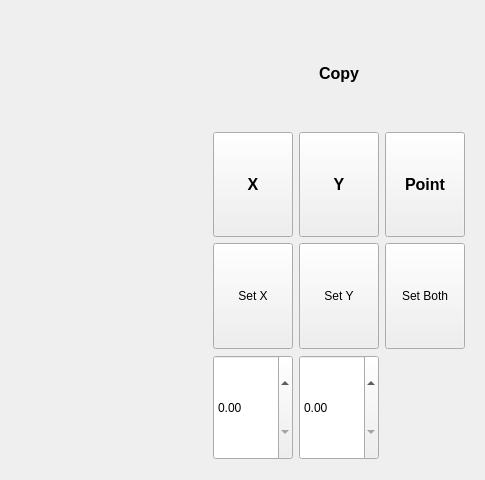
Before: the Qt Designer form UI/EffectEditor.ui in FlamingMoe85/LightInSyncQt, drawn with Qt 5.
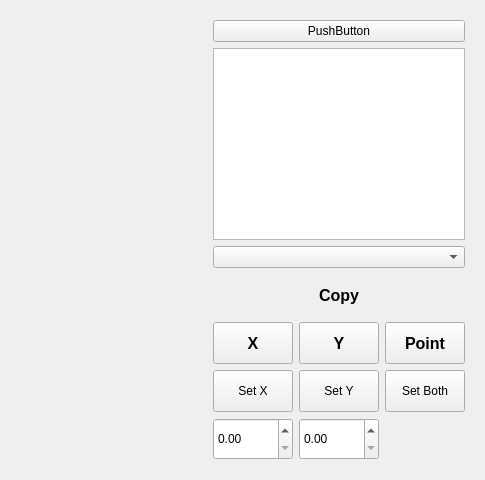
After: the same form once the commit is applied.

What changed in the file:
```diff
--- a/UI/EffectEditor.ui
+++ b/UI/EffectEditor.ui
@@ -42,7 +42,39 @@
        <layout class="QGridLayout" name="gridLayout_2">
         <item row="0" column="0">
          <layout class="QGridLayout" name="gridLayout_Dials">
-          <item row="1" column="0">
+          <item row="5" column="1">
+           <widget class="QPushButton" name="pushButton_setY">
+            <property name="sizePolicy">
+             <sizepolicy hsizetype="Expanding" vsizetype="Expanding">
+              <horstretch>1</horstretch>
+              <verstretch>1</verstretch>
+             </sizepolicy>
+            </property>
+            <property name="text">
+             <string>Set Y</string>
+            </property>
+           </widget>
+          </item>
+          <item row="4" column="1">
+           <widget class="QPushButton" name="pushButton_CopyY">
+            <property name="sizePolicy">
+             <sizepolicy hsizetype="Expanding" vsizetype="Expanding">
+              <horstretch>1</horstretch>
+              <verstretch>1</verstretch>
+             </sizepolicy>
+            </property>
+            <property name="font">
+             <font>
+              <pointsize>12</pointsize>
+              <bold>true</bold>
+             </font>
+            </property>
+            <property name="text">
+             <string>Y</string>
+            </property>
+           </widget>
+          </item>
+          <item row="4" column="0">
            <widget class="QPushButton" name="pushButton_CopyX">
             <property name="sizePolicy">
              <sizepolicy hsizetype="Expanding" vsizetype="Expanding">
@@ -53,7 +85,6 @@
             <property name="font">
              <font>
               <pointsize>12</pointsize>
-              <weight>75</weight>
               <bold>true</bold>
              </font>
             </property>
@@ -62,20 +93,20 @@
             </property>
            </widget>
           </item>
-          <item row="2" column="2">
-           <widget class="QPushButton" name="pushButton_setP">
+          <item row="6" column="0">
+           <widget class="QDoubleSpinBox" name="doubleSpinBox_X">
             <property name="sizePolicy">
              <sizepolicy hsizetype="Expanding" vsizetype="Expanding">
               <horstretch>1</horstretch>
               <verstretch>1</verstretch>
              </sizepolicy>
             </property>
-            <property name="text">
-             <string>Set Both</string>
+            <property name="maximum">
+             <double>1.000000000000000</double>
             </property>
            </widget>
           </item>
-          <item row="2" column="0">
+          <item row="5" column="0">
            <widget class="QPushButton" name="pushButton_setX">
             <property name="sizePolicy">
              <sizepolicy hsizetype="Expanding" vsizetype="Expanding">
@@ -88,27 +119,7 @@
             </property>
            </widget>
           </item>
-          <item row="1" column="1">
-           <widget class="QPushButton" name="pushButton_CopyY">
-            <property name="sizePolicy">
-             <sizepolicy hsizetype="Expanding" vsizetype="Expanding">
-              <horstretch>1</horstretch>
-              <verstretch>1</verstretch>
-             </sizepolicy>
-            </property>
-            <property name="font">
-             <font>
-              <pointsize>12</pointsize>
-              <weight>75</weight>
-              <bold>true</bold>
-             </font>
-            </property>
-            <property name="text">
-             <string>Y</string>
-            </property>
-           </widget>
-          </item>
-          <item row="1" column="2">
+          <item row="4" column="2">
            <widget class="QPushButton" name="pushButton_CopyPoint">
             <property name="sizePolicy">
              <sizepolicy hsizetype="Expanding" vsizetype="Expanding">
@@ -119,7 +130,6 @@
             <property name="font">
              <font>
               <pointsize>12</pointsize>
-              <weight>75</weight>
               <bold>true</bold>
              </font>
             </property>
@@ -128,20 +138,7 @@
             </property>
            </widget>
           </item>
-          <item row="2" column="1">
-           <widget class="QPushButton" name="pushButton_setY">
-            <property name="sizePolicy">
-             <sizepolicy hsizetype="Expanding" vsizetype="Expanding">
-              <horstretch>1</horstretch>
-              <verstretch>1</verstretch>
-             </sizepolicy>
-            </property>
-            <property name="text">
-             <string>Set Y</string>
-            </property>
-           </widget>
-          </item>
-          <item row="0" column="0" colspan="3">
+          <item row="3" column="0" colspan="3">
            <widget class="QLabel" name="labelCopy">
             <property name="sizePolicy">
              <sizepolicy hsizetype="Expanding" vsizetype="Expanding">
@@ -152,7 +149,6 @@
             <property name="font">
              <font>
               <pointsize>12</pointsize>
-              <weight>75</weight>
               <bold>true</bold>
              </font>
             </property>
@@ -164,20 +160,7 @@
             </property>
            </widget>
           </item>
-          <item row="3" column="0">
-           <widget class="QDoubleSpinBox" name="doubleSpinBox_X">
-            <property name="sizePolicy">
-             <sizepolicy hsizetype="Expanding" vsizetype="Expanding">
-              <horstretch>1</horstretch>
-              <verstretch>1</verstretch>
-             </sizepolicy>
-            </property>
-            <property name="maximum">
-             <double>1.000000000000000</double>
-            </property>
-           </widget>
-          </item>
-          <item row="3" column="1">
+          <item row="6" column="1">
            <widget class="QDoubleSpinBox" name="doubleSpinBox_Y">
             <property name="sizePolicy">
              <sizepolicy hsizetype="Expanding" vsizetype="Expanding">
@@ -190,6 +173,32 @@
             </property>
            </widget>
           </item>
+          <item row="0" column="0" colspan="3">
+           <widget class="QPushButton" name="pushButton_Save">
+            <property name="text">
+             <string>PushButton</string>
+            </property>
+           </widget>
+          </item>
+          <item row="2" column="0" colspan="3">
+           <widget class="QComboBox" name="comboBox"/>
+          </item>
+          <item row="5" column="2">
+           <widget class="QPushButton" name="pushButton_setP">
+            <property name="sizePolicy">
+             <sizepolicy hsizetype="Expanding" vsizetype="Expanding">
+              <horstretch>1</horstretch>
+              <verstretch>1</verstretch>
+             </sizepolicy>
+            </property>
+            <property name="text">
+             <string>Set Both</string>
+            </property>
+           </widget>
+          </item>
+          <item row="1" column="0" colspan="3">
+           <widget class="QPlainTextEdit" name="plainTextEdit"/>
+          </item>
          </layout>
         </item>
        </layout>
```
